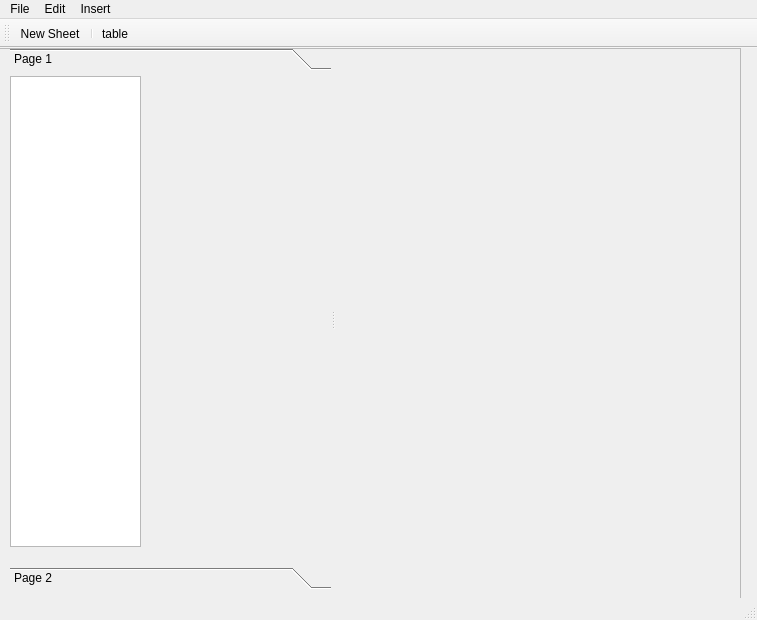
First picture: the form in mainwindow.ui, repository dacresni/Daedalus, before the edit.
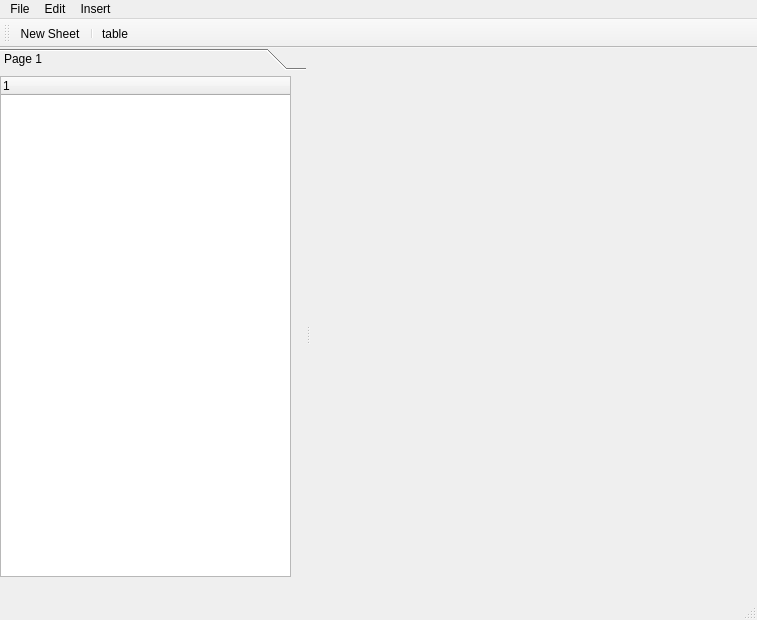
Second picture: the form after the edit.

Commit message: changed Stacked view, instantiated from Designer to a stacked Layout created after SetupUI now to add tables to that view

Patch:
```diff
--- a/mainwindow.ui
+++ b/mainwindow.ui
@@ -14,46 +14,19 @@
    <string>MainWindow</string>
   </property>
   <widget class="QWidget" name="centralWidget">
-   <widget class="QFrame" name="frame">
-    <property name="geometry">
-     <rect>
-      <x>-60</x>
-      <y>0</y>
-      <width>801</width>
-      <height>551</height>
-     </rect>
-    </property>
-    <property name="sizePolicy">
-     <sizepolicy hsizetype="Expanding" vsizetype="Expanding">
-      <horstretch>0</horstretch>
-      <verstretch>0</verstretch>
-     </sizepolicy>
-    </property>
-    <property name="frameShape">
-     <enum>QFrame::StyledPanel</enum>
-    </property>
-    <property name="frameShadow">
-     <enum>QFrame::Raised</enum>
-    </property>
     <widget class="QSplitter" name="splitter">
      <property name="geometry">
       <rect>
-       <x>70</x>
+      <x>0</x>
        <y>0</y>
-       <width>731</width>
-       <height>541</height>
+      <width>761</width>
+      <height>571</height>
       </rect>
      </property>
      <property name="orientation">
       <enum>Qt::Horizontal</enum>
      </property>
-     <widget class="QToolBox" name="Navigation">
-      <property name="sizePolicy">
-       <sizepolicy hsizetype="MinimumExpanding" vsizetype="MinimumExpanding">
-        <horstretch>0</horstretch>
-        <verstretch>0</verstretch>
-       </sizepolicy>
-      </property>
+    <widget class="QToolBox" name="toolbox">
       <property name="currentIndex">
        <number>0</number>
       </property>
@@ -62,8 +35,8 @@
         <rect>
          <x>0</x>
          <y>0</y>
-         <width>114</width>
-         <height>473</height>
+        <width>292</width>
+        <height>503</height>
         </rect>
        </property>
        <attribute name="label">
@@ -74,43 +47,10 @@
          <rect>
           <x>0</x>
           <y>0</y>
-          <width>131</width>
-          <height>471</height>
-         </rect>
-        </property>
-        <property name="sizePolicy">
-         <sizepolicy hsizetype="Maximum" vsizetype="Expanding">
-          <horstretch>0</horstretch>
-          <verstretch>0</verstretch>
-         </sizepolicy>
-        </property>
-        <property name="maximumSize">
-         <size>
-          <width>1677</width>
-          <height>1677</height>
-         </size>
-        </property>
-        <property name="accessibleName">
-         <string>Worksheets</string>
-        </property>
-        <property name="accessibleDescription">
-         <string>worksheets and their tables</string>
-        </property>
-        <property name="dragDropMode">
-         <enum>QAbstractItemView::InternalMove</enum>
-        </property>
-        <property name="sortingEnabled">
-         <bool>true</bool>
-        </property>
-        <property name="animated">
-         <bool>true</bool>
-        </property>
-        <property name="headerHidden">
-         <bool>true</bool>
-        </property>
-        <attribute name="headerVisible">
-         <bool>false</bool>
-        </attribute>
+         <width>291</width>
+         <height>501</height>
+        </rect>
+       </property>
         <column>
          <property name="text">
           <string notr="true">1</string>
@@ -130,47 +70,9 @@
        <attribute name="label">
         <string>Page 2</string>
        </attribute>
-       <widget class="QGroupBox" name="groupBox">
-        <property name="geometry">
-         <rect>
-          <x>20</x>
-          <y>-10</y>
-          <width>131</width>
-          <height>481</height>
-         </rect>
-        </property>
-        <property name="sizePolicy">
-         <sizepolicy hsizetype="Expanding" vsizetype="Expanding">
-          <horstretch>0</horstretch>
-          <verstretch>0</verstretch>
-         </sizepolicy>
-        </property>
-        <property name="title">
-         <string>Inspector</string>
-        </property>
-       </widget>
-      </widget>
-     </widget>
-     <widget class="QStackedWidget" name="pageStack">
-      <property name="sizePolicy">
-       <sizepolicy hsizetype="MinimumExpanding" vsizetype="MinimumExpanding">
-        <horstretch>0</horstretch>
-        <verstretch>0</verstretch>
-       </sizepolicy>
-      </property>
-      <property name="minimumSize">
-       <size>
-        <width>406</width>
-        <height>541</height>
-       </size>
-      </property>
-      <property name="currentIndex">
-       <number>0</number>
-      </property>
-      <widget class="QWidget" name="widget"/>
-      <widget class="QWidget" name="widget_2"/>
-     </widget>
-    </widget>
+     </widget>
+    </widget>
+    <widget class="QWidget" name="stackHolder" native="true"/>
    </widget>
   </widget>
   <widget class="QMenuBar" name="menuBar">
```
Left out of the diff: 11 changed lines with no effect on the pictures. Lines whose indentation alone changed are shown as unchanged. The commit also changes 2 other files.
